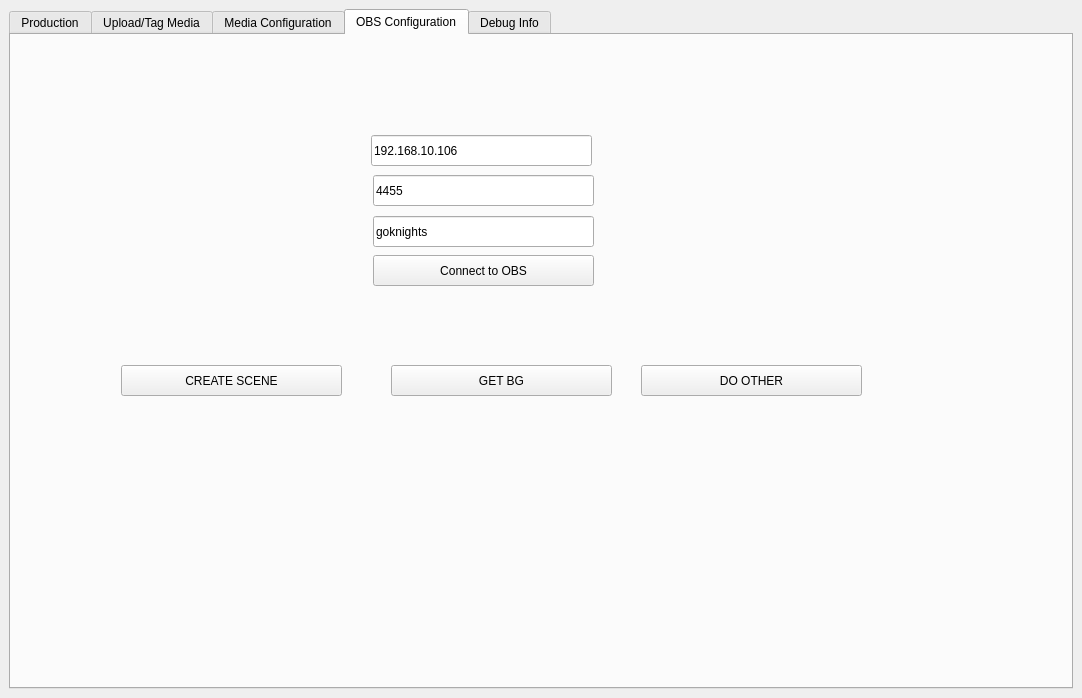
Old version of the form vps.ui in the repository AaronBottegal/VPS.
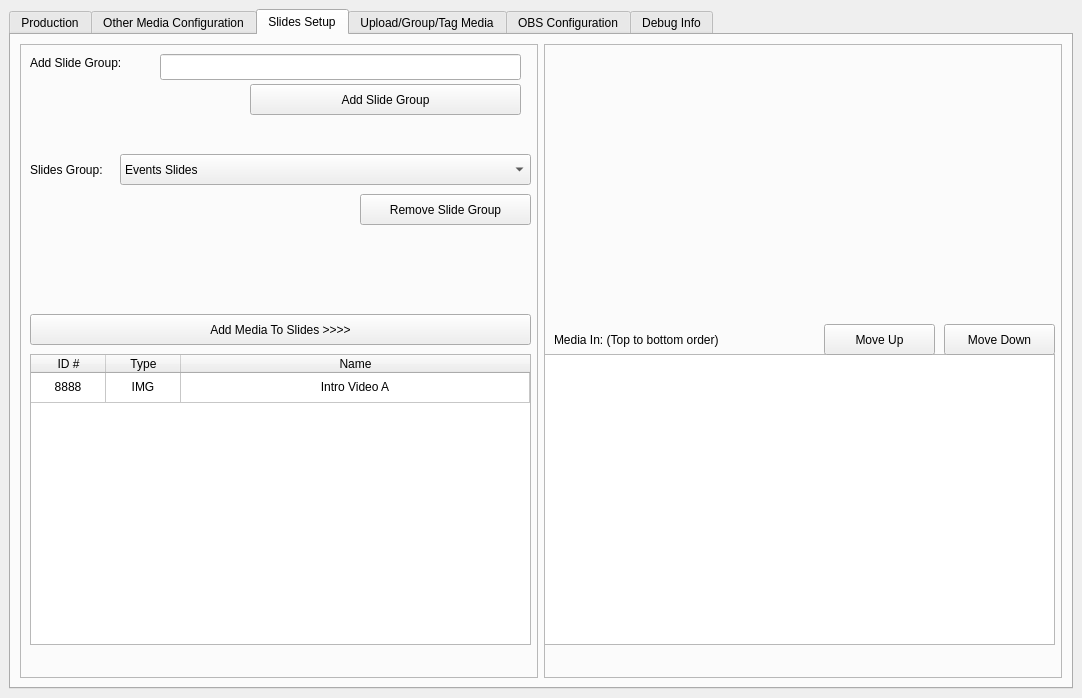
New version of the form. The open tabs and pages were chosen to show the change.

```diff
--- a/vps.ui
+++ b/vps.ui
@@ -616,6 +616,336 @@
         </item>
        </layout>
       </widget>
+      <widget class="QWidget" name="MediaMgr">
+       <attribute name="title">
+        <string>Other Media Configuration</string>
+       </attribute>
+       <widget class="QTableWidget" name="tableWidget_6">
+        <property name="geometry">
+         <rect>
+          <x>10</x>
+          <y>10</y>
+          <width>431</width>
+          <height>281</height>
+         </rect>
+        </property>
+        <property name="editTriggers">
+         <set>QAbstractItemView::EditTrigger::NoEditTriggers</set>
+        </property>
+        <property name="dragDropMode">
+         <enum>QAbstractItemView::DragDropMode::DragOnly</enum>
+        </property>
+        <property name="selectionBehavior">
+         <enum>QAbstractItemView::SelectionBehavior::SelectRows</enum>
+        </property>
+        <attribute name="horizontalHeaderDefaultSectionSize">
+         <number>75</number>
+        </attribute>
+        <attribute name="horizontalHeaderStretchLastSection">
+         <bool>true</bool>
+        </attribute>
+        <attribute name="verticalHeaderVisible">
+         <bool>false</bool>
+        </attribute>
+        <row>
+         <property name="text">
+          <string>New Row</string>
+         </property>
+        </row>
+        <column>
+         <property name="text">
+          <string>ID #</string>
+         </property>
+        </column>
+        <column>
+         <property name="text">
+          <string>Type</string>
+         </property>
+        </column>
+        <column>
+         <property name="text">
+          <string>Name</string>
+         </property>
+        </column>
+        <item row="0" column="0">
+         <property name="text">
+          <string>8888</string>
+         </property>
+         <property name="textAlignment">
+          <set>AlignCenter</set>
+         </property>
+        </item>
+        <item row="0" column="1">
+         <property name="text">
+          <string>IMG</string>
+         </property>
+         <property name="textAlignment">
+          <set>AlignCenter</set>
+         </property>
+        </item>
+        <item row="0" column="2">
+         <property name="text">
+          <string>Intro Video A</string>
+         </property>
+         <property name="textAlignment">
+          <set>AlignCenter</set>
+         </property>
+        </item>
+       </widget>
+      </widget>
+      <widget class="QWidget" name="tab_2">
+       <attribute name="title">
+        <string>Slides Setup</string>
+       </attribute>
+       <layout class="QHBoxLayout" name="horizontalLayout_4">
+        <item>
+         <widget class="QFrame" name="frame_4">
+          <property name="frameShape">
+           <enum>QFrame::Shape::StyledPanel</enum>
+          </property>
+          <property name="frameShadow">
+           <enum>QFrame::Shadow::Raised</enum>
+          </property>
+          <widget class="QComboBox" name="comboBox_4">
+           <property name="geometry">
+            <rect>
+             <x>100</x>
+             <y>110</y>
+             <width>411</width>
+             <height>31</height>
+            </rect>
+           </property>
+           <item>
+            <property name="text">
+             <string>Events Slides</string>
+            </property>
+           </item>
+           <item>
+            <property name="text">
+             <string>Sports Slides</string>
+            </property>
+           </item>
+           <item>
+            <property name="text">
+             <string>Birthday Slides</string>
+            </property>
+           </item>
+           <item>
+            <property name="text">
+             <string>Special Slides</string>
+            </property>
+           </item>
+          </widget>
+          <widget class="QLabel" name="label_17">
+           <property name="geometry">
+            <rect>
+             <x>10</x>
+             <y>110</y>
+             <width>171</width>
+             <height>31</height>
+            </rect>
+           </property>
+           <property name="text">
+            <string>Slides Group:</string>
+           </property>
+          </widget>
+          <widget class="QTableWidget" name="tableWidget_4">
+           <property name="geometry">
+            <rect>
+             <x>10</x>
+             <y>310</y>
+             <width>501</width>
+             <height>291</height>
+            </rect>
+           </property>
+           <property name="editTriggers">
+            <set>QAbstractItemView::EditTrigger::NoEditTriggers</set>
+           </property>
+           <property name="dragDropMode">
+            <enum>QAbstractItemView::DragDropMode::DragOnly</enum>
+           </property>
+           <property name="selectionBehavior">
+            <enum>QAbstractItemView::SelectionBehavior::SelectRows</enum>
+           </property>
+           <attribute name="horizontalHeaderDefaultSectionSize">
+            <number>75</number>
+           </attribute>
+           <attribute name="horizontalHeaderStretchLastSection">
+            <bool>true</bool>
+           </attribute>
+           <attribute name="verticalHeaderVisible">
+            <bool>false</bool>
+           </attribute>
+           <row>
+            <property name="text">
+             <string>New Row</string>
+            </property>
+           </row>
+           <column>
+            <property name="text">
+             <string>ID #</string>
+            </property>
+           </column>
+           <column>
+            <property name="text">
+             <string>Type</string>
+            </property>
+           </column>
+           <column>
+            <property name="text">
+             <string>Name</string>
+            </property>
+           </column>
+           <item row="0" column="0">
+            <property name="text">
+             <string>8888</string>
+            </property>
+            <property name="textAlignment">
+             <set>AlignCenter</set>
+            </property>
+           </item>
+           <item row="0" column="1">
+            <property name="text">
+             <string>IMG</string>
+            </property>
+            <property name="textAlignment">
+             <set>AlignCenter</set>
+            </property>
+           </item>
+           <item row="0" column="2">
+            <property name="text">
+             <string>Intro Video A</string>
+            </property>
+            <property name="textAlignment">
+             <set>AlignCenter</set>
+            </property>
+           </item>
+          </widget>
+          <widget class="QPushButton" name="pushButton_15">
+           <property name="geometry">
+            <rect>
+             <x>10</x>
+             <y>270</y>
+             <width>501</width>
+             <height>31</height>
+            </rect>
+           </property>
+           <property name="text">
+            <string>Add Media To Slides &gt;&gt;&gt;&gt;</string>
+           </property>
+          </widget>
+          <widget class="QPushButton" name="pushButton_16">
+           <property name="geometry">
+            <rect>
+             <x>230</x>
+             <y>40</y>
+             <width>271</width>
+             <height>31</height>
+            </rect>
+           </property>
+           <property name="text">
+            <string>Add Slide Group</string>
+           </property>
+          </widget>
+          <widget class="QPushButton" name="pushButton_17">
+           <property name="geometry">
+            <rect>
+             <x>340</x>
+             <y>150</y>
+             <width>171</width>
+             <height>31</height>
+            </rect>
+           </property>
+           <property name="text">
+            <string>Remove Slide Group</string>
+           </property>
+          </widget>
+          <widget class="QLineEdit" name="lineEdit">
+           <property name="geometry">
+            <rect>
+             <x>140</x>
+             <y>10</y>
+             <width>361</width>
+             <height>26</height>
+            </rect>
+           </property>
+          </widget>
+          <widget class="QLabel" name="label_19">
+           <property name="geometry">
+            <rect>
+             <x>10</x>
+             <y>10</y>
+             <width>121</width>
+             <height>18</height>
+            </rect>
+           </property>
+           <property name="text">
+            <string>Add Slide Group:</string>
+           </property>
+          </widget>
+         </widget>
+        </item>
+        <item>
+         <widget class="QFrame" name="frame_6">
+          <property name="frameShape">
+           <enum>QFrame::Shape::StyledPanel</enum>
+          </property>
+          <property name="frameShadow">
+           <enum>QFrame::Shadow::Raised</enum>
+          </property>
+          <widget class="QLabel" name="label_18">
+           <property name="geometry">
+            <rect>
+             <x>10</x>
+             <y>280</y>
+             <width>231</width>
+             <height>31</height>
+            </rect>
+           </property>
+           <property name="text">
+            <string>Media In: (Top to bottom order)</string>
+           </property>
+          </widget>
+          <widget class="QTableWidget" name="tableWidget_3">
+           <property name="geometry">
+            <rect>
+             <x>0</x>
+             <y>310</y>
+             <width>511</width>
+             <height>291</height>
+            </rect>
+           </property>
+          </widget>
+          <widget class="QPushButton" name="pushButton_18">
+           <property name="geometry">
+            <rect>
+             <x>400</x>
+             <y>280</y>
+             <width>111</width>
+             <height>31</height>
+            </rect>
+           </property>
+           <property name="text">
+            <string>Move Down</string>
+           </property>
+          </widget>
+          <widget class="QPushButton" name="pushButton_19">
+           <property name="geometry">
+            <rect>
+             <x>280</x>
+             <y>280</y>
+             <width>111</width>
+             <height>31</height>
+            </rect>
+           </property>
+           <property name="text">
+            <string>Move Up</string>
+           </property>
+          </widget>
+         </widget>
+        </item>
+       </layout>
+      </widget>
       <widget class="QWidget" name="AddMedia">
        <property name="sizePolicy">
         <sizepolicy hsizetype="Ignored" vsizetype="MinimumExpanding">
@@ -624,7 +954,7 @@
         </sizepolicy>
        </property>
        <attribute name="title">
-        <string>Upload/Tag Media</string>
+        <string>Upload/Group/Tag Media</string>
        </attribute>
        <layout class="QHBoxLayout" name="horizontalLayout_2" stretch="5,0,5">
         <property name="sizeConstraint">
@@ -1124,11 +1454,6 @@
         </item>
        </layout>
       </widget>
-      <widget class="QWidget" name="MediaMgr">
-       <attribute name="title">
-        <string>Media Configuration</string>
-       </attribute>
-      </widget>
       <widget class="QWidget" name="OBSCfg">
        <attribute name="title">
         <string>OBS Configuration</string>
@@ -1143,7 +1468,7 @@
          </rect>
         </property>
         <property name="text">
-         <string>192.168.10.106</string>
+         <string>127.0.0.1</string>
         </property>
        </widget>
        <widget class="QLineEdit" name="obs_port">
```
Left out of the diff: 139 changed lines with no effect on the pictures.
